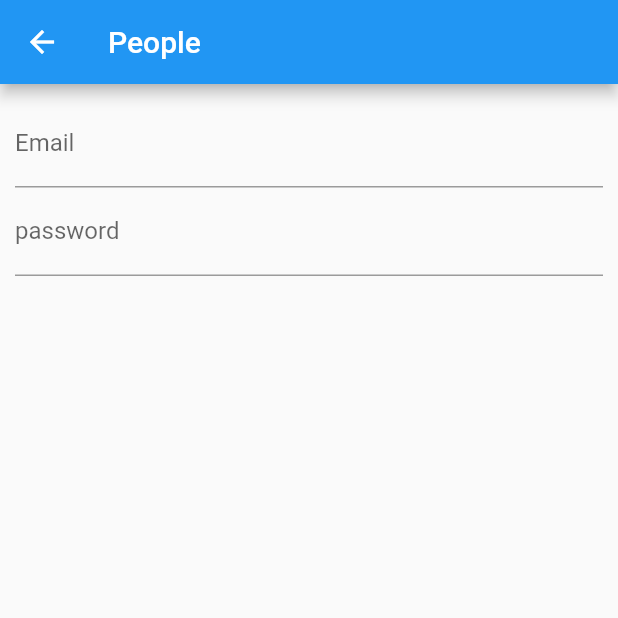
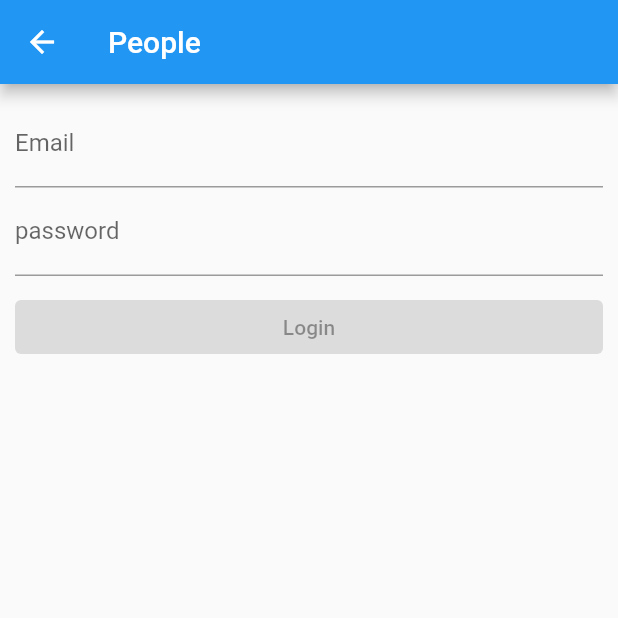
Before and after one commit to NavidAG/user-gallery, a Flutter app: the LoginPage screen opened directly, on a phone screen of 412 x 824 dp, the top half of it. Run offline on Flutter 3.47's test engine with Material 2 defaults, Android fonts, the phone set to English and light mode, and no system bars; our stand-ins replace bloc, equatable, flutter_bloc; accounts and stored records are empty; generated files the repository leaves out were written again; network calls fail.

Commit message:
Implemented Login Page and a little part of Users Page.

```diff
--- /dev/null
+++ b/lib/repositories/login_repository.dart
@@ -0,0 +1,19 @@
+import 'dart:convert';
+
+import 'package:http/http.dart' as http;
+
+class LoginRepository {
+  static String? token;
+  static Future<String?> login(String email, String password) async {
+    try {
+      http.Response response = await http.post(
+          Uri.parse("https://reqres.in/api/login"),
+          body: {"email": email, "password": password});
+      token = jsonDecode(response.body)["token"];
+      print(response.body);
+    } catch (e) {
+      print(e);
+    }
+    return token;
+  }
+}
--- a/lib/src/app.dart
+++ b/lib/src/app.dart
@@ -2,6 +2,7 @@ import 'package:flutter/material.dart';
 import 'package:flutter_gen/gen_l10n/app_localizations.dart';
 import 'package:flutter_localizations/flutter_localizations.dart';
 import 'package:people/src/login/presentation/login_page.dart';
+import 'package:people/src/users/users_page.dart';
 
 import 'sample_feature/sample_item_details_view.dart';
 import 'sample_feature/sample_item_list_view.dart';
@@ -69,9 +70,9 @@ class MyApp extends StatelessWidget {
               builder: (BuildContext context) {
                 switch (routeSettings.name) {
                   case LoginPage.routeName:
-                    return const LoginPage();
+                    return UsersPage();
                   default:
-                    return const LoginPage();
+                    return UsersPage();
                 }
               },
             );
--- a/lib/src/localization/app_en.arb
+++ b/lib/src/localization/app_en.arb
@@ -4,5 +4,8 @@
     "description": "People"
   },
   "email": "Email",
-  "password": "password"
+  "password": "password",
+  "login": "Login",
+  "loginFailed": "Login Failed! Please try again.",
+  "users": "Users"
 }
--- /dev/null
+++ b/lib/src/login/login_bloc/login_bloc.dart
@@ -0,0 +1,23 @@
+import 'package:bloc/bloc.dart';
+import 'package:equatable/equatable.dart';
+import 'package:people/repositories/login_repository.dart';
+
+part 'login_event.dart';
+part 'login_state.dart';
+
+class LoginBloc extends Bloc<LoginEvent, LoginState> {
+  LoginBloc() : super(LoginInitial()) {
+    on<LoginRequested>(_onLoginRequestEvent);
+  }
+  Future<void> _onLoginRequestEvent(
+      LoginRequested event, Emitter<LoginState> emit) async {
+    emit(LoginInProgress());
+    String? token = await LoginRepository.login(event.email, event.password);
+    if (token != null) {
+      emit(LoginSuccess());
+      //TODO: Save token in shared preferences
+    } else {
+      emit(LoginFailed());
+    }
+  }
+}
--- /dev/null
+++ b/lib/src/login/login_bloc/login_event.dart
@@ -0,0 +1,18 @@
+part of 'login_bloc.dart';
+
+abstract class LoginEvent extends Equatable {
+  const LoginEvent();
+
+  @override
+  List<Object> get props => [];
+}
+
+class LoginRequested extends LoginEvent {
+  final String email;
+  final String password;
+
+  const LoginRequested({
+    required this.email,
+    required this.password,
+  });
+}
--- /dev/null
+++ b/lib/src/login/login_bloc/login_state.dart
@@ -0,0 +1,16 @@
+part of 'login_bloc.dart';
+
+abstract class LoginState extends Equatable {
+  const LoginState();
+
+  @override
+  List<Object> get props => [];
+}
+
+class LoginInitial extends LoginState {}
+
+class LoginInProgress extends LoginState {}
+
+class LoginSuccess extends LoginState {}
+
+class LoginFailed extends LoginState {}
--- a/lib/src/login/presentation/login_page.dart
+++ b/lib/src/login/presentation/login_page.dart
@@ -1,31 +1,112 @@
 import 'package:flutter/material.dart';
 import 'package:flutter_gen/gen_l10n/app_localizations.dart';
+import 'package:people/repositories/login_repository.dart';
+
+import 'package:flutter_bloc/flutter_bloc.dart';
+import 'package:people/src/login/login_bloc/login_bloc.dart';
+import 'package:people/src/users/users_page.dart';
 
 /// This page is responsible for Login Page
-class LoginPage extends StatelessWidget {
+class LoginPage extends StatefulWidget {
   const LoginPage({super.key});
 
   static const routeName = '/login';
 
   @override
+  State<LoginPage> createState() => _LoginPageState();
+}
+
+class _LoginPageState extends State<LoginPage> {
+  final LoginBloc loginBloc = LoginBloc();
+
+  final TextEditingController emailTextEditingController =
+      TextEditingController();
+
+  final TextEditingController passwordTextEditingController =
+      TextEditingController();
+  bool submitButtonIsActive = false;
+  @override
   Widget build(BuildContext context) {
-    return Scaffold(
+    return BlocProvider(
+        create: (context) => loginBloc,
+        child: Scaffold(
           appBar: AppBar(title: Text(AppLocalizations.of(context)!.appTitle)),
-      body: ListView(
-        padding: EdgeInsets.all(10),
+          body: BlocListener<LoginBloc, LoginState>(
+            listener: (context, state) {
+              if (state is LoginSuccess) {
+                Navigator.pushReplacement(context,
+                    MaterialPageRoute(builder: (context) => UsersPage()));
+              }
+            },
+            child: ListView(
+              padding: const EdgeInsets.all(10),
               children: [
                 TextField(
+                  onChanged: (value) => _textfieldOnChanged(),
+                  controller: emailTextEditingController,
+                  textInputAction: TextInputAction.next,
+                  keyboardType: TextInputType.emailAddress,
                   decoration: InputDecoration(
                     labelText: AppLocalizations.of(context)!.email,
                   ),
                 ),
                 TextField(
+                  onChanged: (value) => _textfieldOnChanged(),
+                  controller: passwordTextEditingController,
+                  obscureText: true,
                   decoration: InputDecoration(
                     labelText: AppLocalizations.of(context)!.password,
                   ),
                 ),
-        ],
+                BlocBuilder<LoginBloc, LoginState>(
+                  builder: (context, state) {
+                    if (state is LoginFailed) {
+                      return Padding(
+                        padding: const EdgeInsets.symmetric(vertical: 5),
+                        child: Text(AppLocalizations.of(context)!.loginFailed,
+                            style: TextStyle(color: Colors.red)),
+                      );
+                    }
+                    return const SizedBox();
+                  },
+                ),
+                BlocBuilder<LoginBloc, LoginState>(
+                  builder: (context, state) {
+                    if (state is LoginInProgress) {
+                      return const Padding(
+                        padding: EdgeInsets.all(10),
+                        child: Center(child: CircularProgressIndicator()),
+                      );
+                    } else {
+                      return Padding(
+                        padding: const EdgeInsets.symmetric(vertical: 10),
+                        child: ElevatedButton(
+                          onPressed: submitButtonIsActive
+                              ? () {
+                                  loginBloc.add(LoginRequested(
+                                      email: emailTextEditingController.text,
+                                      password:
+                                          passwordTextEditingController.text));
+                                }
+                              : null,
+                          child: Text(
+                            AppLocalizations.of(context)!.login,
+                          ),
                         ),
                       );
                     }
+                  },
+                )
+              ],
+            ),
+          ),
+        ));
   }
+
+  void _textfieldOnChanged() {
+    setState(() {
+      submitButtonIsActive = emailTextEditingController.text.isNotEmpty &&
+          passwordTextEditingController.text.isNotEmpty;
+    });
+  }
+}
```
Also changed, not shown: lib/models/user.dart (added, +30 -0 lines), lib/repositories/users_repository.dart (added, +24 -0 lines), lib/src/users/blocs/users_bloc/users_bloc.dart (added, +23 -0 lines), lib/src/users/blocs/users_bloc/users_event.dart (added, +14 -0 lines), lib/src/users/blocs/users_bloc/users_state.dart (added, +20 -0 lines), lib/src/users/users_page.dart (added, +46 -0 lines), pubspec.yaml (+7 -4 lines), pubspec.lock. Lines whose indentation alone changed are shown as unchanged.
